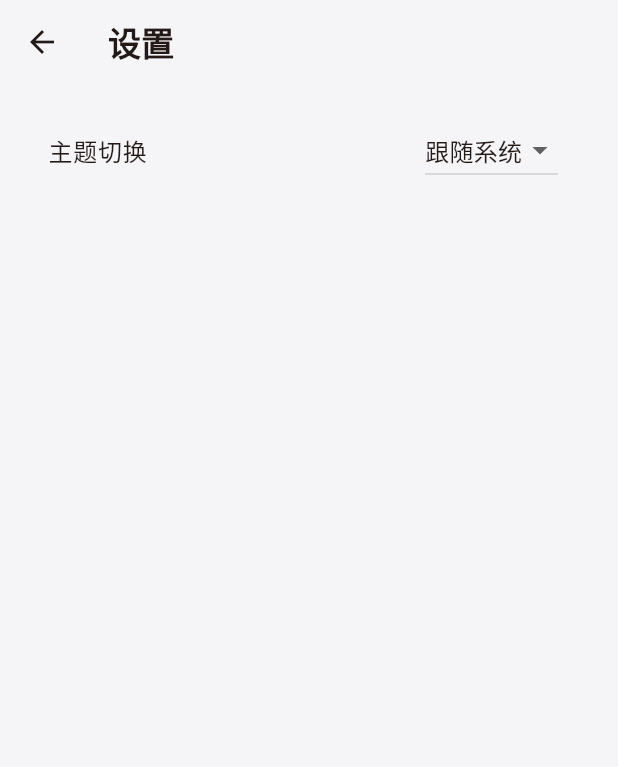
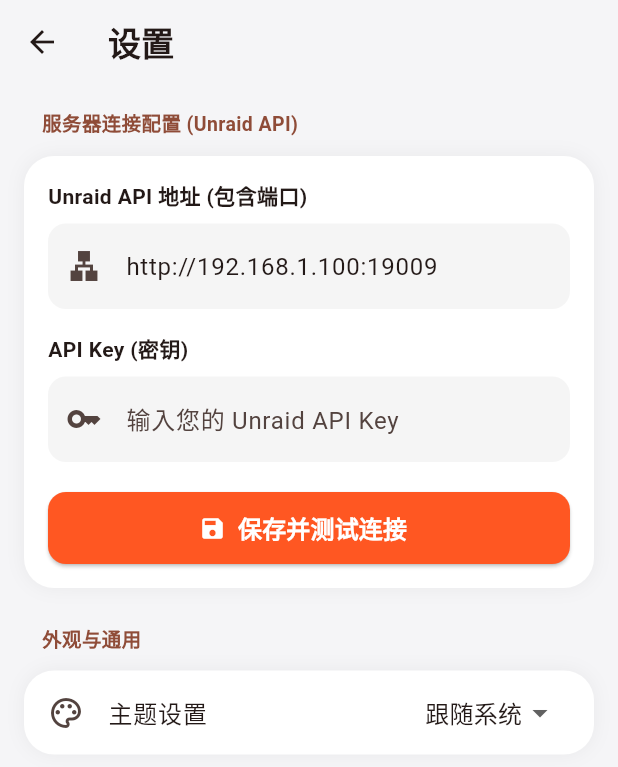
Before and after one commit to wangzh6859/Unraid-APP, a Flutter app: the SettingsView screen opened directly, on a phone screen of 412 x 824 dp. Shown: the top 767 px of the screen. Run offline on Flutter 3.47's test engine with Material 3 defaults, Android fonts, the phone set to English and light mode, and no system bars; our stand-ins replace dio, shared_preferences; accounts and stored records are empty; network calls fail.

Commit message:
Fix UI: Restore full interactive SettingsView for API config

```diff
--- a/lib/main.dart
+++ b/lib/main.dart
@@ -645,30 +645,157 @@
   }
 }
 
-class SettingsView extends StatelessWidget {
+
+// ---------------- 设置页 ----------------
+class SettingsView extends StatefulWidget {
   const SettingsView({super.key});
+
+  @override
+  State<SettingsView> createState() => _SettingsViewState();
+}
+
+class _SettingsViewState extends State<SettingsView> {
+  final TextEditingController _ipController = TextEditingController();
+  final TextEditingController _keyController = TextEditingController();
+  bool _isSaving = false;
+
+  @override
+  void initState() {
+    super.initState();
+    _loadSettings();
+  }
+
+  Future<void> _loadSettings() async {
+    final prefs = await SharedPreferences.getInstance();
+    setState(() {
+      _ipController.text = prefs.getString('unraid_ip') ?? 'http://192.168.1.100:19009';
+      _keyController.text = prefs.getString('unraid_api_key') ?? '';
+    });
+  }
+
+  Future<void> _saveSettings() async {
+    setState(() => _isSaving = true);
+    final prefs = await SharedPreferences.getInstance();
+    await prefs.setString('unraid_ip', _ipController.text);
+    await prefs.setString('unraid_api_key', _keyController.text);
+
+    if (mounted) {
+      ScaffoldMessenger.of(context).showSnackBar(
+        const SnackBar(content: Text('✅ 服务器配置已保存！网络引擎将重新初始化。'), backgroundColor: Colors.green),
+      );
+      setState(() => _isSaving = false);
+    }
+  }
+
   @override
   Widget build(BuildContext context) {
+    final isDark = Theme.of(context).brightness == Brightness.dark;
     return Scaffold(
       backgroundColor: Theme.of(context).colorScheme.surface,
-      appBar: AppBar(title: const Text('设置', style: TextStyle(fontWeight: FontWeight.bold)), backgroundColor: Colors.transparent),
+      appBar: AppBar(
+        title: const Text('设置', style: TextStyle(fontWeight: FontWeight.bold, fontSize: 22)),
+        backgroundColor: Colors.transparent,
+      ),
       body: ListView(
         padding: const EdgeInsets.all(16),
         children: [
+          _buildSettingsGroup(context, '服务器连接配置 (Unraid API)', [
+            Padding(
+              padding: const EdgeInsets.all(16.0),
+              child: Column(
+                crossAxisAlignment: CrossAxisAlignment.start,
+                children: [
+                  const Text('Unraid API 地址 (包含端口)', style: TextStyle(fontWeight: FontWeight.w600)),
+                  const SizedBox(height: 8),
+                  TextField(
+                    controller: _ipController,
+                    decoration: InputDecoration(
+                      hintText: '例如: http://192.168.1.100:19009',
+                      filled: true,
+                      fillColor: isDark ? Colors.white10 : Colors.grey.shade100,
+                      border: OutlineInputBorder(borderRadius: BorderRadius.circular(12), borderSide: BorderSide.none),
+                      prefixIcon: const Icon(Icons.lan),
+                    ),
+                  ),
+                  const SizedBox(height: 16),
+                  const Text('API Key (密钥)', style: TextStyle(fontWeight: FontWeight.w600)),
+                  const SizedBox(height: 8),
+                  TextField(
+                    controller: _keyController,
+                    obscureText: true,
+                    decoration: InputDecoration(
+                      hintText: '输入您的 Unraid API Key',
+                      filled: true,
+                      fillColor: isDark ? Colors.white10 : Colors.grey.shade100,
+                      border: OutlineInputBorder(borderRadius: BorderRadius.circular(12), borderSide: BorderSide.none),
+                      prefixIcon: const Icon(Icons.key),
+                    ),
+                  ),
+                  const SizedBox(height: 20),
+                  SizedBox(
+                    width: double.infinity,
+                    height: 48,
+                    child: ElevatedButton.icon(
+                      onPressed: _isSaving ? null : _saveSettings,
+                      icon: _isSaving ? const SizedBox(width: 16, height: 16, child: CircularProgressIndicator(strokeWidth: 2)) : const Icon(Icons.save),
+                      label: const Text('保存并测试连接', style: TextStyle(fontSize: 16, fontWeight: FontWeight.bold)),
+                      style: ElevatedButton.styleFrom(
+                        backgroundColor: const Color(0xFFFF5722),
+                        foregroundColor: Colors.white,
+                        shape: RoundedRectangleBorder(borderRadius: BorderRadius.circular(12)),
+                      ),
+                    ),
+                  ),
+                ],
+              ),
+            ),
+          ]),
+          const SizedBox(height: 24),
+          _buildSettingsGroup(context, '外观与通用', [
             ListTile(
-            title: const Text('主题切换'),
+              leading: const Icon(Icons.palette_outlined),
+              title: const Text('主题设置'),
               trailing: DropdownButton<ThemeMode>(
                 value: themeNotifier.value,
+                underline: const SizedBox(),
+                dropdownColor: Theme.of(context).cardColor,
                 items: const [
                   DropdownMenuItem(value: ThemeMode.system, child: Text('跟随系统')),
                   DropdownMenuItem(value: ThemeMode.light, child: Text('浅色模式')),
                   DropdownMenuItem(value: ThemeMode.dark, child: Text('深色模式')),
                 ],
-              onChanged: (v) { if(v != null) themeNotifier.value = v; },
+                onChanged: (mode) {
+                  if (mode != null) {
+                    themeNotifier.value = mode;
+                  }
+                },
               ),
-          )
+            ),
+          ]),
         ],
       ),
     );
   }
+
+  Widget _buildSettingsGroup(BuildContext context, String title, List<Widget> items) {
+    return Column(
+      crossAxisAlignment: CrossAxisAlignment.start,
+      children: [
+        Padding(
+          padding: const EdgeInsets.only(left: 12, bottom: 12),
+          child: Text(title, style: TextStyle(color: Theme.of(context).colorScheme.primary, fontWeight: FontWeight.bold, fontSize: 13)),
+        ),
+        Container(
+          decoration: BoxDecoration(
+            color: Theme.of(context).cardColor,
+            borderRadius: BorderRadius.circular(20),
+            boxShadow: Theme.of(context).brightness == Brightness.light ? [BoxShadow(color: Colors.black.withOpacity(0.05), blurRadius: 10)] : [],
+          ),
+          child: Column(children: items),
+        ),
+      ],
+    );
   }
+}
+
+}
```
Lines whose indentation alone changed are shown as unchanged.
